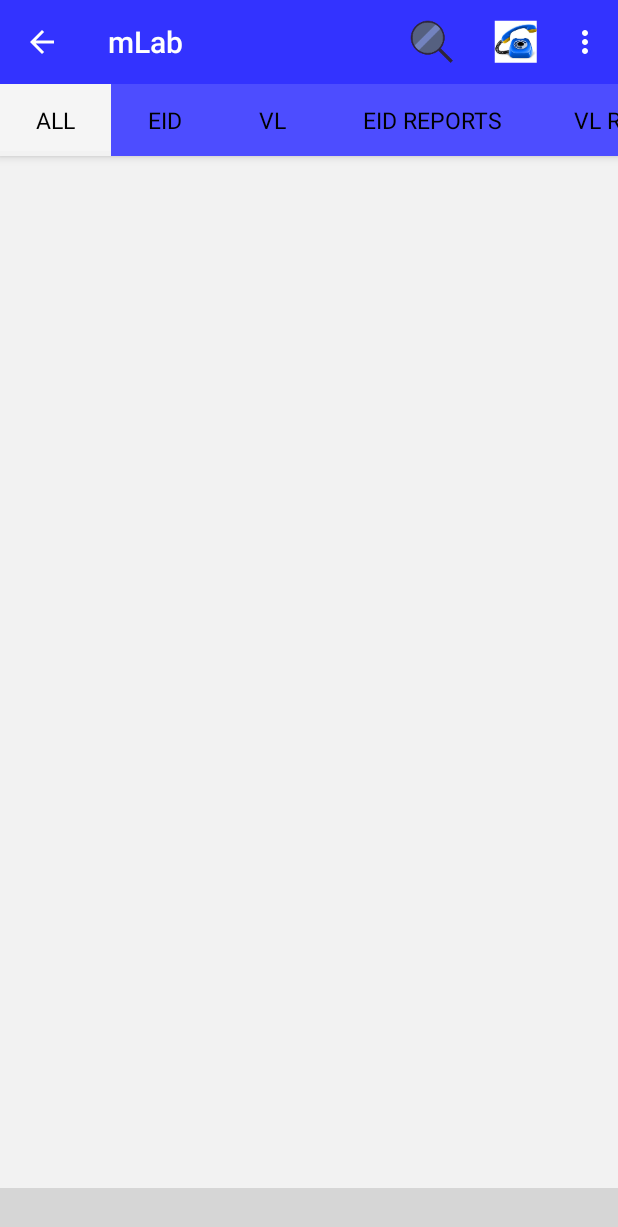
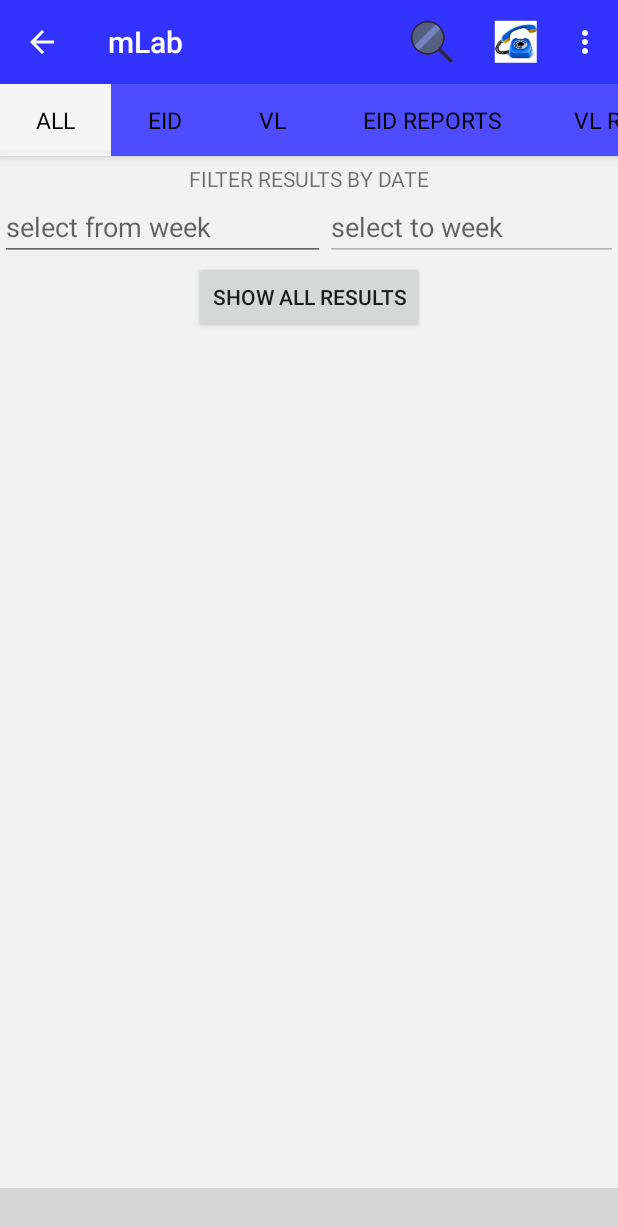
Before and after one commit to mHealthKenya/mLabAndroid, an Android app: the FragmentAll screen opened directly, with no data from a screen before it, on a phone screen of 412 x 824 dp. Shown: the top 1227 px of the screen. Run offline under Robolectric (Android 15) with nearby library versions, the phone set to English and light mode, and no system bars; libraries missing offline, so code that uses them is left out: com.aurelhubert.ahbottomnavigation, com.github.mikephil.charting; plain views replace AHBottomNavigation; 29 statements that could not run were skipped; grey boxes are pictures that could not be loaded.

Commit message:
finalised on the date range filter, but to finish on the date validations

```diff
--- a/app/src/main/res/layout/fragmentallall.xml
+++ b/app/src/main/res/layout/fragmentallall.xml
@@ -3,97 +3,75 @@
     android:orientation="vertical" android:layout_width="match_parent"
     android:layout_height="match_parent">
 
-    <!--<Spinner-->
 
-        <!--android:layout_height="wrap_content"-->
-        <!--android:layout_marginTop="10sp"-->
-        <!--android:layout_marginBottom="15sp"-->
-        <!--android:id="@+id/filter_spinner"-->
-        <!--android:layout_width="match_parent"></Spinner>-->
+    <LinearLayout
+        android:layout_width="match_parent"
+        android:orientation="vertical"
+        android:layout_height="wrap_content">
 
 
 
-    <!--<LinearLayout-->
-        <!--android:layout_width="match_parent"-->
-        <!--android:orientation="vertical"-->
-        <!--android:layout_height="wrap_content">-->
+        <LinearLayout
+            android:layout_width="match_parent"
+            android:orientation="vertical"
 
-        <!--<LinearLayout-->
-            <!--android:layout_width="match_parent"-->
-            <!--android:orientation="vertical"-->
-            <!--android:layout_weight="1"-->
-            <!--android:visibility="gone"-->
-            <!--android:id="@+id/datelinear"-->
-            <!--android:layout_height="wrap_content">-->
+            android:layout_height="wrap_content">
 
-            <!--&lt;!&ndash;<TextView&ndash;&gt;-->
-                <!--&lt;!&ndash;android:layout_width="match_parent"&ndash;&gt;-->
-                <!--&lt;!&ndash;android:text="filter by date"&ndash;&gt;-->
-                <!--&lt;!&ndash;android:layout_weight="1"&ndash;&gt;-->
-                <!--&lt;!&ndash;android:layout_height="wrap_content" />&ndash;&gt;-->
-            <!--<android.support.design.widget.TextInputLayout-->
-                <!--android:layout_width="match_parent"-->
-                <!--android:layout_height="wrap_content">-->
-            <!--<EditText-->
-                <!--android:layout_width="match_parent"-->
-                <!--android:layout_weight="1"-->
-                <!--android:id="@+id/filter_date"-->
-                <!--android:focusable="false"-->
-                <!--android:hint="select date"-->
-                <!--android:layout_height="wrap_content" />-->
-            <!--</android.support.design.widget.TextInputLayout>-->
+            <TextView
+                android:layout_width="match_parent"
+                android:text="FILTER RESULTS BY DATE"
+                android:layout_weight="1"
+                android:layout_marginTop="5sp"
+                android:layout_gravity="center"
+                android:gravity="center"
+                android:layout_height="wrap_content" />
 
-        <!--</LinearLayout>-->
+            <LinearLayout
+                android:layout_width="match_parent"
+                android:orientation="horizontal"
+                android:layout_weight="1"
+                android:id="@+id/weeklinear"
+                android:layout_height="wrap_content">
 
 
-        <!--<LinearLayout-->
-            <!--android:layout_width="match_parent"-->
-            <!--android:orientation="vertical"-->
-
-            <!--android:layout_height="wrap_content">-->
-
-            <!--&lt;!&ndash;<TextView&ndash;&gt;-->
-                <!--&lt;!&ndash;android:layout_width="match_parent"&ndash;&gt;-->
-                <!--&lt;!&ndash;android:text="filter by week"&ndash;&gt;-->
-                <!--&lt;!&ndash;android:layout_weight="1"&ndash;&gt;-->
-                <!--&lt;!&ndash;android:layout_height="wrap_content" />&ndash;&gt;-->
-
-            <!--<LinearLayout-->
-                <!--android:layout_width="match_parent"-->
-                <!--android:orientation="horizontal"-->
-                <!--android:layout_weight="1"-->
-                <!--android:id="@+id/weeklinear"-->
-                <!--android:layout_height="wrap_content">-->
-
-
-                <!--<EditText-->
-                    <!--android:layout_width="wrap_content"-->
-                    <!--android:layout_weight="0.5"-->
-                    <!--android:id="@+id/filter_frmweek"-->
-                    <!--android:hint="select from week"-->
-                    <!--android:layout_height="wrap_content" />-->
+                <EditText
+                    android:layout_width="wrap_content"
+                    android:layout_weight="0.5"
+                    android:id="@+id/filter_frmweek"
+                    android:focusable="false"
+                    android:hint="select from week"
+                    android:layout_height="wrap_content" />
 
 
 
-                <!--<EditText-->
-                    <!--android:layout_width="wrap_content"-->
-                    <!--android:layout_weight="0.5"-->
-                    <!--android:hint="select to week"-->
-                    <!--android:id="@+id/filter_toweek"-->
-                    <!--android:enabled="false"-->
-                    <!--android:layout_height="wrap_content" />-->
+                <EditText
+                    android:layout_width="wrap_content"
+                    android:layout_weight="0.5"
+                    android:hint="select to week"
+                    android:id="@+id/filter_toweek"
+                    android:enabled="false"
+                    android:focusable="false"
+                    android:layout_height="wrap_content" />
 
 
-                <!--</LinearLayout>-->
+                </LinearLayout>
 
 
-        <!--</LinearLayout>-->
+        </LinearLayout>
+
+        <Button
+            android:layout_width="wrap_content"
+            android:layout_gravity="center"
+            android:gravity="center"
+            android:text="Show All Results"
+            android:id="@+id/allres"
+            android:layout_height="wrap_content" />
 
 
 
 
 
-    <!--</LinearLayout>-->
+    </LinearLayout>
 
     <ListView
         android:id="@+id/lvallall"
```
Also changed, not shown: app/src/main/java/com/example/kenweezy/mytablayouts/FragmentAll.java (+397 -11 lines), 12 other files.
